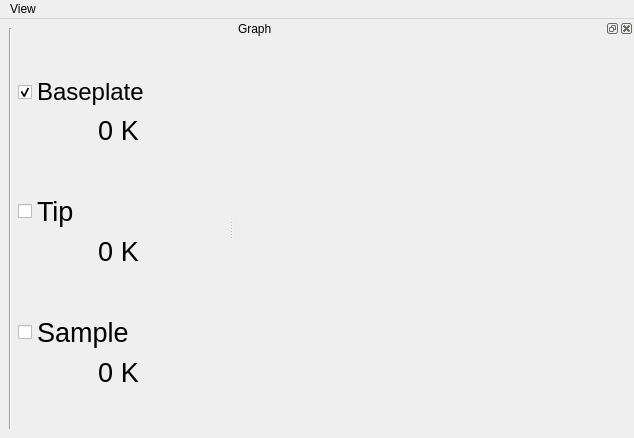
This is gui/temperature_monitor/ui_temperature_monitor.ui in projecthira/qudi-hira as Qt 5 draws it before an edit. The edited form follows.
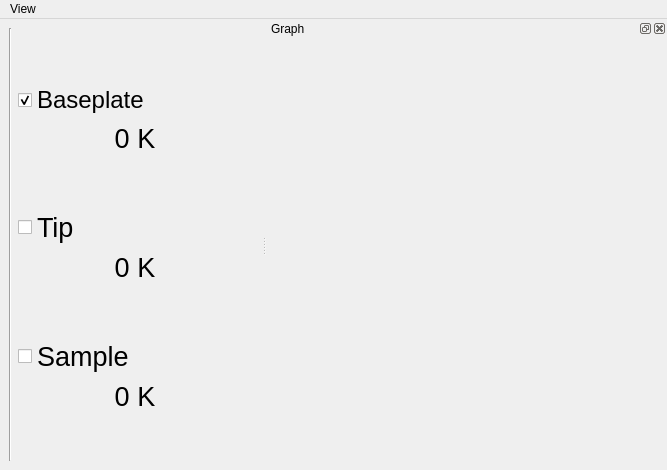
This is the edited form. Icons and pictures are not drawn.

Commit message: Added Omniscan Logic and GUI

The edit to the form file:
```diff
--- a/gui/temperature_monitor/ui_temperature_monitor.ui
+++ b/gui/temperature_monitor/ui_temperature_monitor.ui
@@ -6,8 +6,8 @@
    <rect>
     <x>0</x>
     <y>0</y>
-    <width>634</width>
-    <height>438</height>
+    <width>667</width>
+    <height>470</height>
    </rect>
   </property>
   <property name="windowTitle">
@@ -168,7 +168,7 @@
     <rect>
      <x>0</x>
      <y>0</y>
-     <width>634</width>
+     <width>667</width>
      <height>21</height>
     </rect>
    </property>
```
The commit also changes 6 other files.
